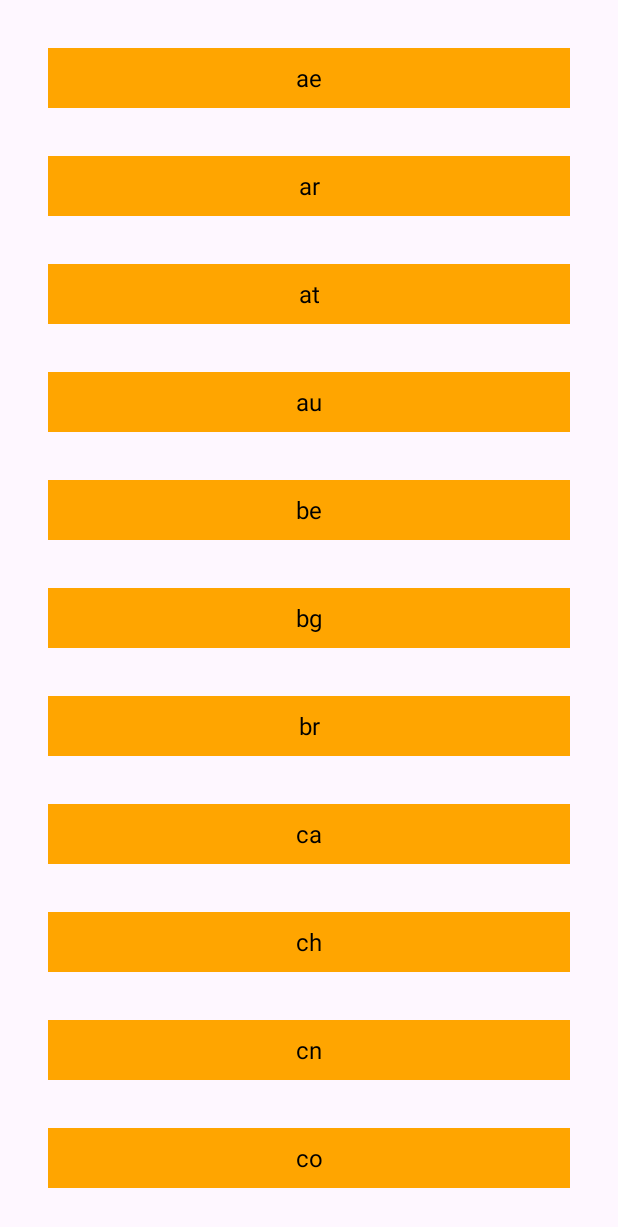
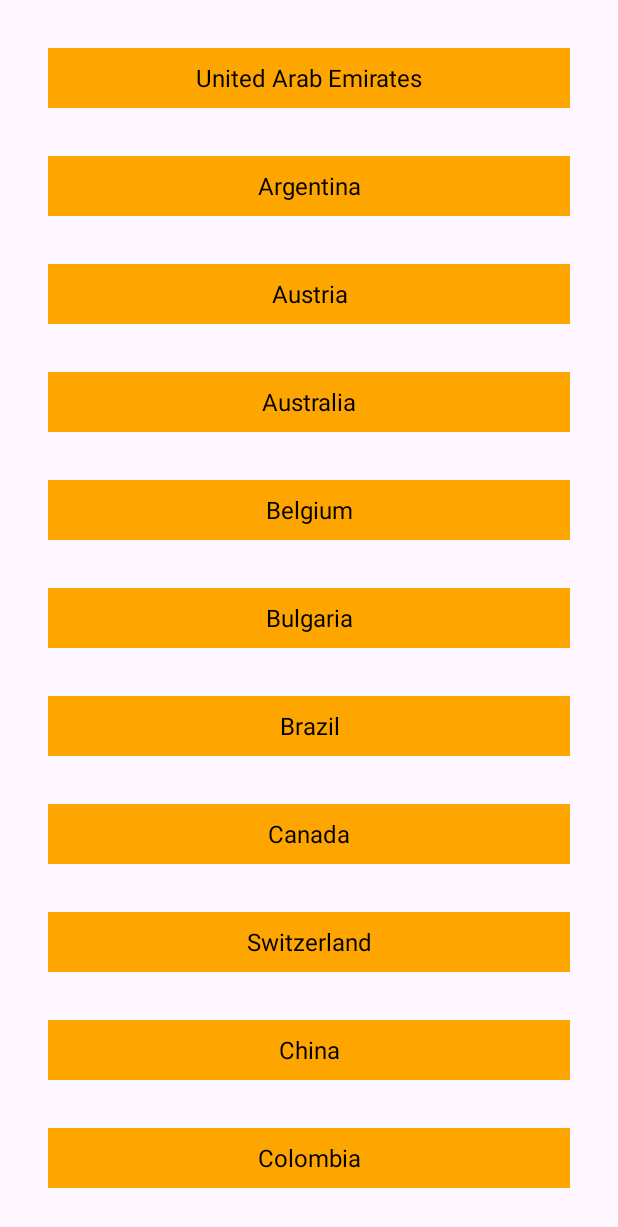
Before and after one commit to Zyro9922/NewsApp-MVVM-Architecture, an Android app: the CountrySelectionActivity screen opened directly, with no data from a screen before it, on a phone screen of 412 x 824 dp. Shown: the top 1227 px of the screen. Run offline under Robolectric (Android 15) with nearby library versions, the phone set to English and light mode, and no system bars; our stand-ins replace Dagger/Hilt's generated code.

Commit message:
CountrySelectionActivity and adapter Update - CountrySelection get list of Country names and codes from arrays - StringListAdapter made more generic to work for other screens such as Language

```diff
--- a/app/src/main/java/com/alihasan/newsapp_mvvm_architecture/di/module/CountrySelectionActivityModule.kt
+++ b/app/src/main/java/com/alihasan/newsapp_mvvm_architecture/di/module/CountrySelectionActivityModule.kt
@@ -2,6 +2,7 @@ package com.alihasan.newsapp_mvvm_architecture.di.module
 
 import android.content.Context
 import androidx.appcompat.app.AppCompatActivity
+import androidx.core.content.ContextCompat
 import com.alihasan.newsapp_mvvm_architecture.R
 import com.alihasan.newsapp_mvvm_architecture.di.BackgroundColor
 import com.alihasan.newsapp_mvvm_architecture.di.TextColor
@@ -18,8 +19,19 @@ class CountrySelectionActivityModule(private val activity: AppCompatActivity) {
     }
 
     @Provides
+    fun provideListOfCountriesName(): List<String> {
+        val countryCodeNamePairs = activity.resources.getStringArray(R.array.country_code_name_pairs)
+        return countryCodeNamePairs.map { pair ->
+            pair.split(":")[1]
+        }
+    }
+
+    @Provides
     fun provideListOfCountries(): List<String> {
-        return activity.resources.getStringArray(R.array.country_list).toList()
+        val countryCodeNamePairs = activity.resources.getStringArray(R.array.country_code_name_pairs)
+        return countryCodeNamePairs.map { pair ->
+            pair.split(":")[0]
+        }
     }
 
     @Provides
@@ -28,18 +40,18 @@ class CountrySelectionActivityModule(private val activity: AppCompatActivity) {
         @BackgroundColor backgroundColor: Int,
         @TextColor textColor: Int
     ): StringListAdapter {
-        return StringListAdapter(context, provideListOfCountries(), backgroundColor, textColor)
+        return StringListAdapter(context, provideListOfCountriesName(), provideListOfCountries(), backgroundColor, textColor, StringListAdapter.IntentType.COUNTRY)
     }
 
     @Provides
     @BackgroundColor
     fun provideBackgroundColor(): Int {
-        return 0xFFFFA500.toInt() // Orange color
+        return ContextCompat.getColor(activity, R.color.country_selection_item_background_color)
     }
 
     @Provides
     @TextColor
     fun provideTextColor(): Int {
-        return 0xFF000000.toInt() // Black color (contrasting)
+        return ContextCompat.getColor(activity, R.color.country_selection_item_text_color)
     }
 }
--- a/app/src/main/java/com/alihasan/newsapp_mvvm_architecture/ui/common/StringListAdapter.kt
+++ b/app/src/main/java/com/alihasan/newsapp_mvvm_architecture/ui/common/StringListAdapter.kt
@@ -12,9 +12,11 @@ import com.alihasan.newsapp_mvvm_architecture.ui.topheadline.TopHeadlineActivity
 
 class StringListAdapter(
     private val context: Context,
-    private val items: List<String>,
+    private val titleList: List<String>,
+    private val codeList: List<String>,
     private val backgroundColor: Int,
-    private val textColor: Int
+    private val textColor: Int,
+    private val intentType: IntentType
 ) : RecyclerView.Adapter<StringListAdapter.ViewHolder>() {
 
     enum class IntentType {
@@ -28,25 +30,35 @@ class StringListAdapter(
     }
 
     override fun onBindViewHolder(holder: ViewHolder, position: Int) {
-        holder.bind(items[position])
+        holder.bind(codeList[position])
     }
 
     override fun getItemCount(): Int {
-        return items.size
+        return codeList.size
     }
 
     inner class ViewHolder(itemView: View) : RecyclerView.ViewHolder(itemView) {
         private val textViewItem: TextView = itemView.findViewById(R.id.textViewItem)
 
         fun bind(item: String) {
-            textViewItem.text = item
+            textViewItem.text = titleList[bindingAdapterPosition]
             textViewItem.setBackgroundColor(backgroundColor)
             textViewItem.setTextColor(textColor)
 
-//            itemView.setOnClickListener {
-//                val intent = createIntent(context, item)
-//                itemView.context.startActivity(intent)
-//            }
+            itemView.setOnClickListener {
+                val intent = createIntent(context, item)
+                itemView.context.startActivity(intent)
+            }
+        }
+
+        private fun createIntent(context: Context, item: String): Intent {
+            return when (intentType) {
+                IntentType.COUNTRY -> TopHeadlineActivity.getStartIntentForCountry(context, item)
+                IntentType.SOURCE -> TopHeadlineActivity.getStartIntentForSource(context, item)
+                IntentType.LANGUAGE -> TopHeadlineActivity.getStartIntentForLanguage(context, item)
+            }
         }
     }
+
+
 }
--- a/app/src/main/res/values/arrays.xml
+++ b/app/src/main/res/values/arrays.xml
@@ -1,59 +1,60 @@
 <?xml version="1.0" encoding="utf-8"?>
 <resources>
-    <string-array name="country_list">
-        <item>ae</item>
-        <item>ar</item>
-        <item>at</item>
-        <item>au</item>
-        <item>be</item>
-        <item>bg</item>
-        <item>br</item>
-        <item>ca</item>
-        <item>ch</item>
-        <item>cn</item>
-        <item>co</item>
-        <item>cu</item>
-        <item>cz</item>
-        <item>de</item>
-        <item>eg</item>
-        <item>fr</item>
-        <item>gb</item>
-        <item>gr</item>
-        <item>hk</item>
-        <item>hu</item>
-        <item>id</item>
-        <item>ie</item>
-        <item>il</item>
-        <item>in</item>
-        <item>it</item>
-        <item>jp</item>
-        <item>kr</item>
-        <item>lt</item>
-        <item>lv</item>
-        <item>ma</item>
-        <item>mx</item>
-        <item>my</item>
-        <item>ng</item>
-        <item>nl</item>
-        <item>no</item>
-        <item>nz</item>
-        <item>ph</item>
-        <item>pl</item>
-        <item>pt</item>
-        <item>ro</item>
-        <item>rs</item>
-        <item>ru</item>
-        <item>sa</item>
-        <item>se</item>
-        <item>sg</item>
-        <item>si</item>
-        <item>sk</item>
-        <item>th</item>
-        <item>tr</item>
-        <item>tw</item>
-        <item>ua</item>
-        <item>us</item>
-        <item>ve</item>
-        <item>za</item>
+    <!-- Array of country code and name pairs -->
+    <string-array name="country_code_name_pairs">
+        <item>ae:United Arab Emirates</item>
+        <item>ar:Argentina</item>
+        <item>at:Austria</item>
+        <item>au:Australia</item>
+        <item>be:Belgium</item>
+        <item>bg:Bulgaria</item>
+        <item>br:Brazil</item>
+        <item>ca:Canada</item>
+        <item>ch:Switzerland</item>
+        <item>cn:China</item>
+        <item>co:Colombia</item>
+        <item>cu:Cuba</item>
+        <item>cz:Czech Republic</item>
+        <item>de:Germany</item>
+        <item>eg:Egypt</item>
+        <item>fr:France</item>
+        <item>gb:United Kingdom</item>
+        <item>gr:Greece</item>
+        <item>hk:Hong Kong</item>
+        <item>hu:Hungary</item>
+        <item>id:Indonesia</item>
+        <item>ie:Ireland</item>
+        <item>il:Israel</item>
+        <item>in:India</item>
+        <item>it:Italy</item>
+        <item>jp:Japan</item>
+        <item>kr:South Korea</item>
+        <item>lt:Lithuania</item>
+        <item>lv:Latvia</item>
+        <item>ma:Morocco</item>
+        <item>mx:Mexico</item>
+        <item>my:Malaysia</item>
+        <item>ng:Nigeria</item>
+        <item>nl:Netherlands</item>
+        <item>no:Norway</item>
+        <item>nz:New Zealand</item>
+        <item>ph:Philippines</item>
+        <item>pl:Poland</item>
+        <item>pt:Portugal</item>
+        <item>ro:Romania</item>
+        <item>rs:Serbia</item>
+        <item>ru:Russia</item>
+        <item>sa:Saudi Arabia</item>
+        <item>se:Sweden</item>
+        <item>sg:Singapore</item>
+        <item>si:Slovenia</item>
+        <item>sk:Slovakia</item>
+        <item>th:Thailand</item>
+        <item>tr:Turkey</item>
+        <item>tw:Taiwan</item>
+        <item>ua:Ukraine</item>
+        <item>us:United States</item>
+        <item>ve:Venezuela</item>
+        <item>za:South Africa</item>
     </string-array>
 </resources>
--- a/app/src/main/res/values/colors.xml
+++ b/app/src/main/res/values/colors.xml
@@ -5,4 +5,8 @@
     <color name="sourceItemBackground">#D8BFD8</color>
     <color name="sourceItemTextPrimary">#535353</color>
     <color name="sourceItemTextSecondary">#585858</color>
+
+    <color name="country_selection_item_background_color">#FFA500</color>
+    <color name="country_selection_item_text_color">#000000</color>
+
 </resources>
```
